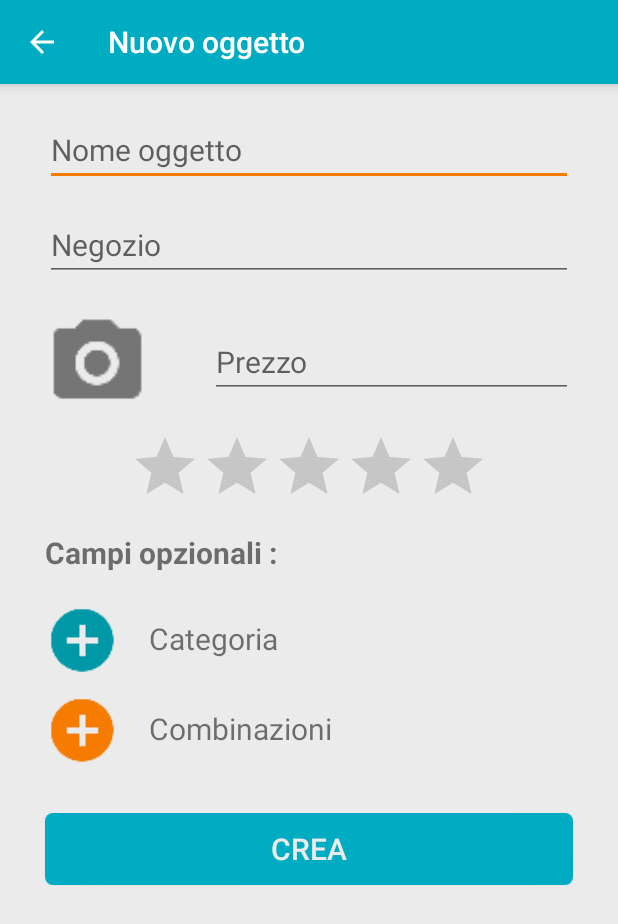
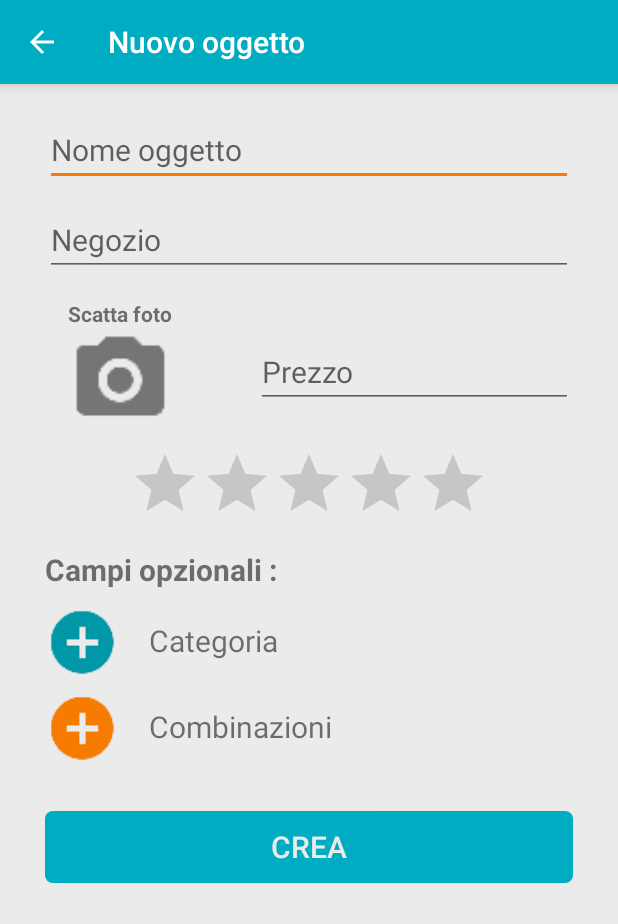
Before and after one commit to SelimaC/ShopMemo, an Android app: the NewObject_Activity screen opened directly, with no data from a screen before it, on a phone screen of 412 x 824 dp. Shown: the top 924 px of the screen. Run offline under Robolectric (Android 15) with nearby library versions, the phone set to English and light mode, and no system bars.

Commit message:
nuovo oggetto

```diff
--- a/app/src/main/res/layout/activity_new_object.xml
+++ b/app/src/main/res/layout/activity_new_object.xml
@@ -44,7 +44,7 @@
             android:id="@+id/negoziooggetto"
             android:textColor="@color/colorPrimaryDark"
             android:hint="Negozio"
-            android:layout_marginTop="15dp"
+            android:layout_marginTop="12dp"
             android:layout_marginRight="30dp"
             android:layout_marginLeft="30dp"
             />
@@ -52,13 +52,25 @@
         <RelativeLayout
             android:layout_width="match_parent"
             android:layout_height="wrap_content">
+            <TextView
+                android:layout_width="match_parent"
+                android:layout_height="wrap_content"
+                android:text="Scatta foto"
+                android:layout_marginTop="15dp"
+                android:textSize="14sp"
+                android:textStyle="bold"
+                android:id="@+id/scatta"
+                android:layout_marginLeft="45dp"
+                />
+
             <ImageButton
                 android:layout_width="70dp"
                 android:layout_height="70dp"
                 android:background="@drawable/ic_camera"
                 android:id="@+id/takephoto"
-                android:layout_marginTop="20dp"
-                android:layout_marginLeft="30dp"
+                android:layout_below="@id/scatta"
+                android:layout_marginTop="0dp"
+                android:layout_marginLeft="45dp"
                 />
 
             <EditText
@@ -69,9 +81,9 @@
                 android:inputType="numberDecimal"
                 android:hint="Prezzo"
                 android:layout_toRightOf="@+id/takephoto"
-                android:layout_marginTop="30dp"
+                android:layout_marginTop="40dp"
                 android:layout_marginRight="30dp"
-                android:layout_marginLeft="40dp"
+                android:layout_marginLeft="55dp"
                 />
         </RelativeLayout>
 
@@ -97,19 +109,20 @@
         <RelativeLayout
             android:layout_width="match_parent"
             android:layout_height="wrap_content">
+
             <ImageButton
                 android:layout_width="50dp"
                 android:layout_height="50dp"
                 android:background="@drawable/plus_circle"
                 android:id="@+id/plusCat"
-                android:layout_marginTop="20dp"
+                android:layout_marginTop="10dp"
                 android:layout_marginLeft="30dp"
                 />
         <TextView
             android:layout_width="match_parent"
             android:layout_height="wrap_content"
             android:text="  Categoria"
-            android:layout_marginTop="30dp"
+            android:layout_marginTop="20dp"
             android:textSize="20sp"
             android:layout_toRightOf="@+id/plusCat"
             android:layout_marginLeft="10dp"
@@ -122,7 +135,7 @@
             <ImageButton
                 android:layout_width="50dp"
                 android:layout_height="50dp"
-                android:layout_marginTop="10dp"
+                android:layout_marginTop="7dp"
                 android:background="@drawable/plus_orange"
                 android:id="@+id/plusCombo"
                 android:layout_marginLeft="30dp"
@@ -132,7 +145,7 @@
             android:layout_height="wrap_content"
             android:layout_toRightOf="@+id/plusCombo"
             android:text="  Combinazioni "
-            android:layout_marginTop="20dp"
+            android:layout_marginTop="17dp"
             android:textSize="20sp"
             android:layout_marginLeft="10dp"
             />
@@ -141,7 +154,10 @@
         <Button
             android:layout_width="match_parent"
             android:layout_height="wrap_content"
-            android:layout_margin="30dp"
+            android:layout_marginLeft="30dp"
+            android:layout_marginRight="30dp"
+            android:layout_marginTop="30dp"
+            android:layout_marginBottom="10dp"
             android:background="@drawable/buttonobject"
             android:textColor="#ebebeb"
             android:text="Crea"
```
